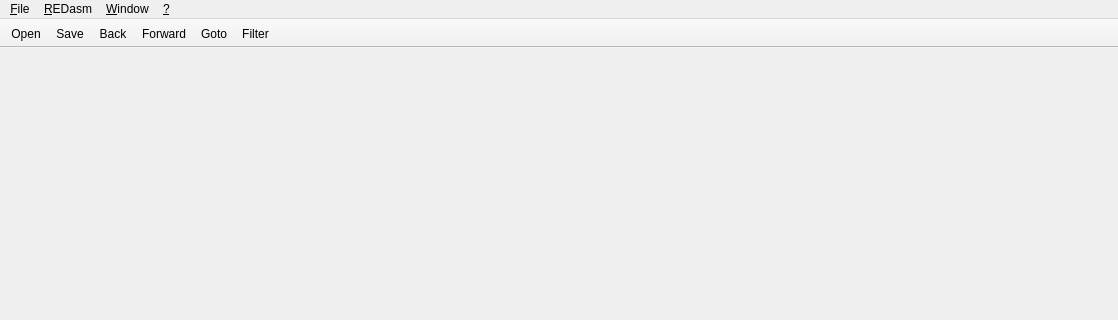
Above: mainwindow.ui from REDasmOrg/REDasm before the change; both pictures show x 0 to 1118 and y 0 to 320 of the 1118 by 661 pixel window. Below: the same form after it.
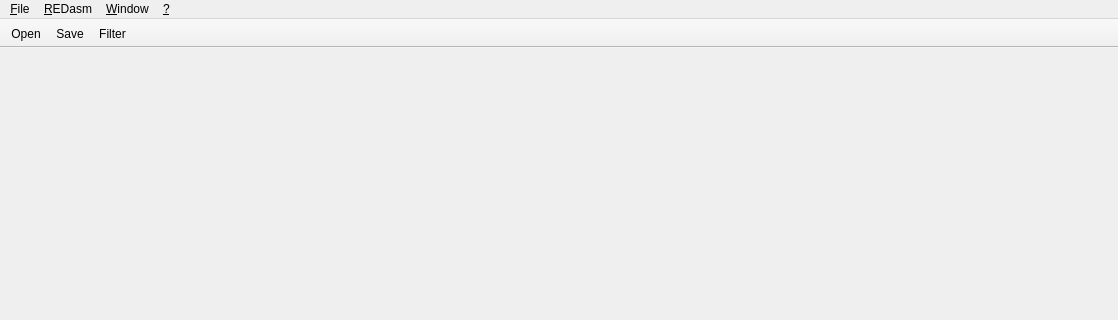
That is the form after the change. Icons and pictures are not drawn.

The edit to the form file:
```diff
--- a/mainwindow.ui
+++ b/mainwindow.ui
@@ -112,9 +112,6 @@
    </attribute>
    <addaction name="action_Open"/>
    <addaction name="action_Save"/>
-   <addaction name="action_Back"/>
-   <addaction name="action_Forward"/>
-   <addaction name="action_Goto"/>
    <addaction name="action_Filter"/>
   </widget>
   <action name="action_Open">
@@ -192,26 +189,6 @@
     <string>&amp;Database</string>
    </property>
   </action>
-  <action name="action_Blocks">
-   <property name="text">
-    <string>&amp;Blocks</string>
-   </property>
-  </action>
-  <action name="action_Back">
-   <property name="text">
-    <string>&amp;Back</string>
-   </property>
-  </action>
-  <action name="action_Forward">
-   <property name="text">
-    <string>&amp;Forward</string>
-   </property>
-  </action>
-  <action name="action_Goto">
-   <property name="text">
-    <string>&amp;Goto</string>
-   </property>
-  </action>
   <action name="action_Filter">
    <property name="text">
     <string>&amp;Filter</string>
```
Left out of the diff: 1 changed line with no effect on the pictures.
